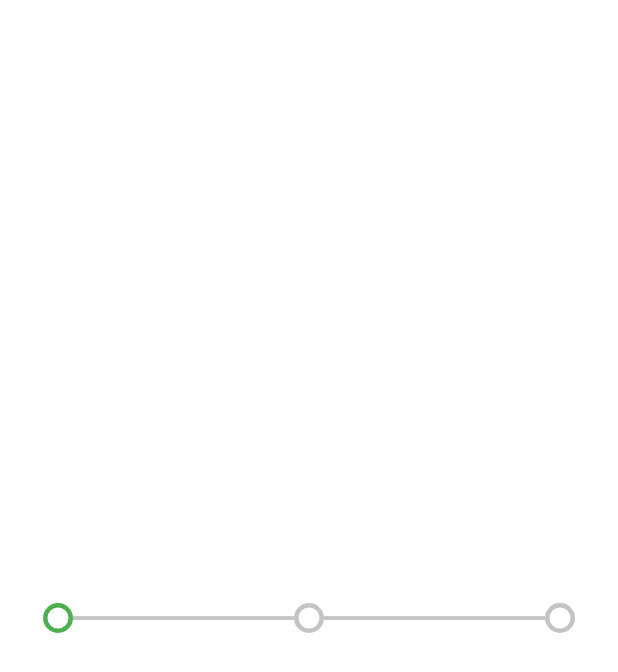
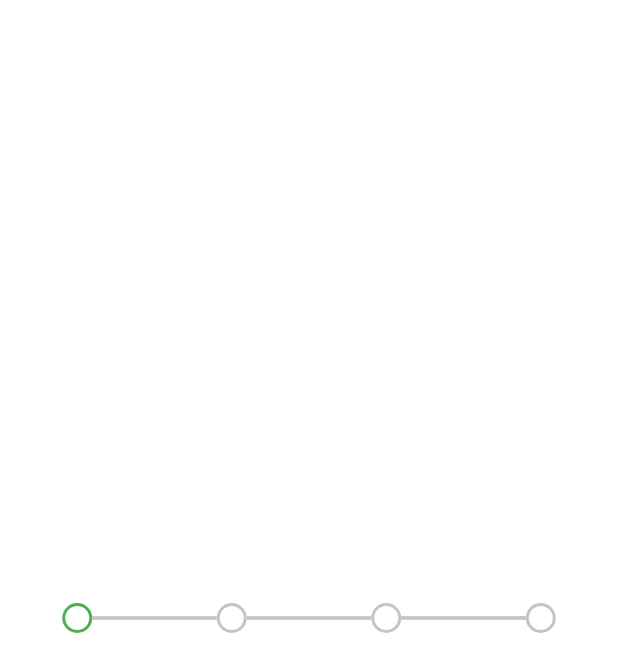
Before and after one commit to Crazelu/linear-step-indicator, a Flutter app: the screen it shows after launch, on a phone screen of 412 x 824 dp. Shown: the top 672 px of the screen. Run offline on Flutter 3.47's test engine with Material 2 defaults, Android fonts, the phone set to English and light mode, and no system bars.

Commit message:
Adds icon color property, reduces default thickness

```diff
--- a/example/lib/main.dart
+++ b/example/lib/main.dart
@@ -27,7 +27,7 @@ class StepIndicatorDemo extends StatelessWidget {
     return Container(
       child: Center(
         child: LinearStepIndicator(
-          steps: 3,
+          steps: 4,
           controller: PageController(),
         ),
       ),
--- a/lib/src/constants.dart
+++ b/lib/src/constants.dart
@@ -2,7 +2,7 @@ import 'package:flutter/material.dart';
 
 const double kIconSize = 16;
 const double kDefaultSize = 20;
-const double kDefaultThickness = 3;
+const double kDefaultThickness = 2;
 const double kDefaultLineHeight = 2.5;
 const IconData kCompletedIcon = Icons.check_outlined;
 const Color kActiveColor = Colors.green;
@@ -10,3 +10,4 @@ const Color kInActiveColor = const Color(0xffc4c4c4);
 const Color kInActiveNodeColor = Colors.transparent;
 const Color kActiveLineColor = kActiveColor;
 const Color kInActiveLineColor = kInActiveColor;
+const Color kIconColor = Colors.white;
--- a/lib/src/linear_step_indicator.dart
+++ b/lib/src/linear_step_indicator.dart
@@ -18,6 +18,7 @@ class LinearStepIndicator extends StatefulWidget {
   final Color inActiveNodeColor;
   final double nodeThickness;
   final BoxShape shape;
+  final Color iconColor;
   const LinearStepIndicator({
     Key? key,
     required this.steps,
@@ -34,6 +35,7 @@ class LinearStepIndicator extends StatefulWidget {
     this.nodeSize = kDefaultSize,
     this.lineHeight = kDefaultLineHeight,
     this.shape = BoxShape.circle,
+    this.iconColor = kIconColor,
   }) : super(key: key);
 
   @override
@@ -94,6 +96,7 @@ class _LinearStepIndicatorState extends State<LinearStepIndicator> {
                   ? Icon(
                       widget.completedIcon,
                       size: widget.iconSize,
+                      color: widget.iconColor,
                     )
                   : null,
             ),
```
